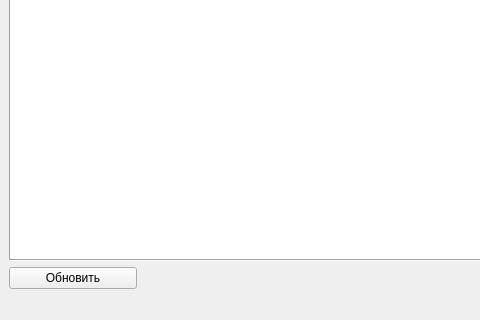
Before: the Qt Designer form PassVAL/guiPassVal.ui in erfaenda/PiuPiu, drawn with Qt 5; both pictures show x 0 to 480 and y 274 to 594 of the 632 by 594 pixel window.
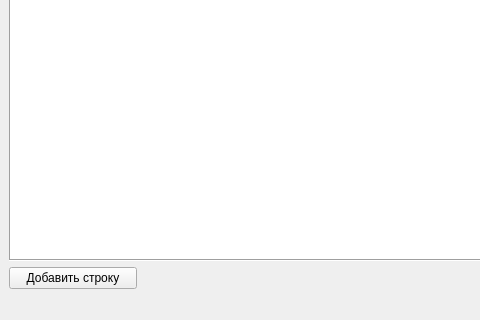
After: the same form once the commit is applied.

```diff
--- a/PassVAL/guiPassVal.ui
+++ b/PassVAL/guiPassVal.ui
@@ -114,7 +114,7 @@
     <item row="2" column="0">
      <widget class="QPushButton" name="pushButton_3">
       <property name="text">
-       <string>Обновить</string>
+       <string>Добавить строку</string>
       </property>
      </widget>
     </item>
```
